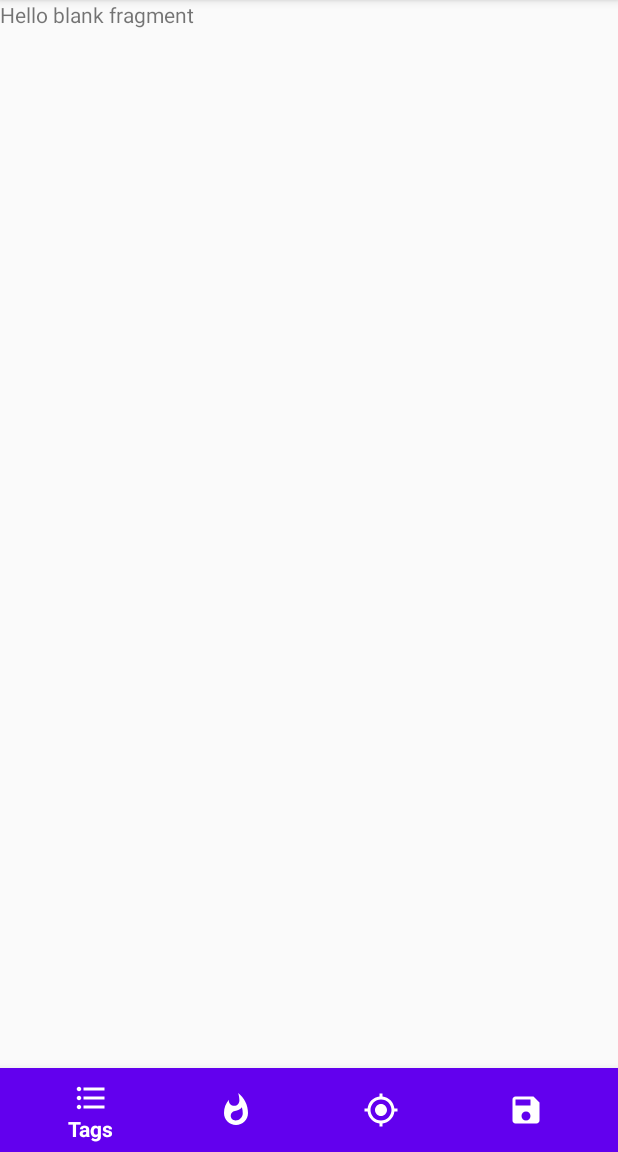
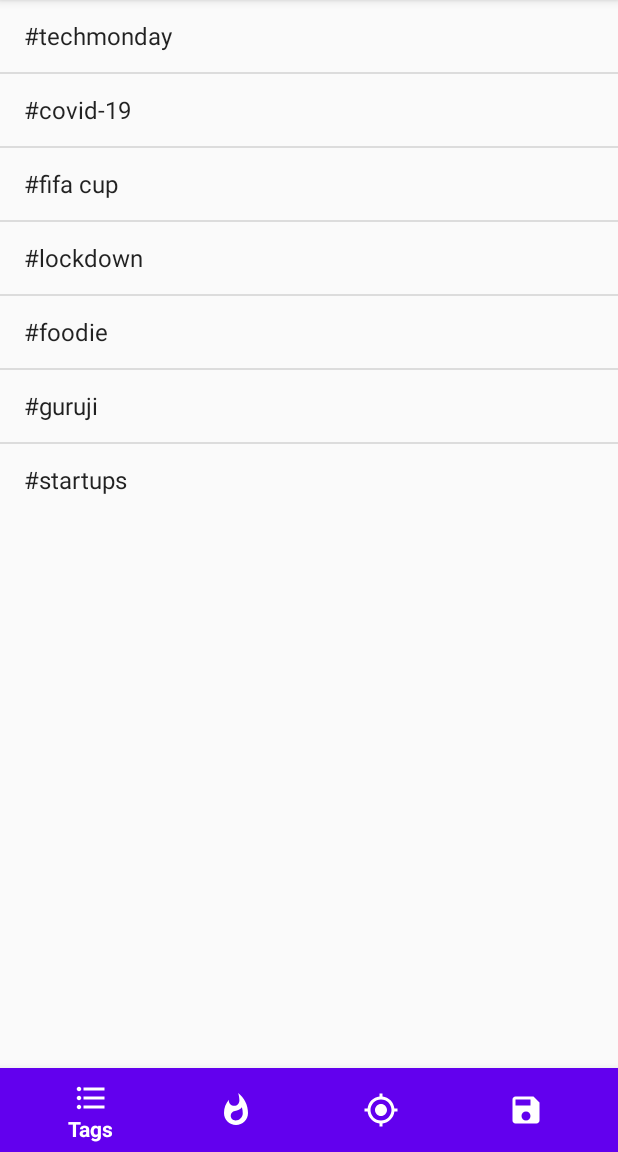
Before and after one commit to rhythmgupta16/Hello-Ji, an Android app: the fragment TrendingFragment placed in its activity, on a phone screen of 412 x 824 dp, the part 84-1236 px from its top. Run offline under Robolectric (Android 15) with nearby library versions, the phone set to English and light mode, and no system bars; 1 statement that could not run was skipped.

Commit message:
List View trending done

```diff
--- a/app/src/main/java/com/example/helloji/TrendingFragment.java
+++ b/app/src/main/java/com/example/helloji/TrendingFragment.java
@@ -3,10 +3,14 @@
 import android.os.Bundle;
 
 import androidx.fragment.app.Fragment;
+import androidx.fragment.app.ListFragment;
 
 import android.view.LayoutInflater;
 import android.view.View;
 import android.view.ViewGroup;
+import android.widget.AdapterView;
+import android.widget.ArrayAdapter;
+import android.widget.Toast;
 
 
 /**
@@ -14,7 +18,7 @@
  * Use the {@link TrendingFragment#newInstance} factory method to
  * create an instance of this fragment.
  */
-public class TrendingFragment extends Fragment {
+public class TrendingFragment extends ListFragment implements AdapterView.OnItemClickListener {
     // TODO: Rename parameter arguments, choose names that match
     // the fragment initialization parameters, e.g. ARG_ITEM_NUMBER
     private static final String ARG_PARAM1 = "param1";
@@ -56,9 +60,24 @@
     }
 
     @Override
+    public void onActivityCreated(Bundle savedInstanceState) {
+        super.onActivityCreated(savedInstanceState);
+        ArrayAdapter<CharSequence> adapter = ArrayAdapter.createFromResource(getActivity(), R.array.Tags, android.R.layout.simple_list_item_1);
+        setListAdapter(adapter);
+        getListView().setOnItemClickListener(this);
+    }
+
+    @Override
     public View onCreateView(LayoutInflater inflater, ViewGroup container,
                              Bundle savedInstanceState) {
         // Inflate the layout for this fragment
         return inflater.inflate(R.layout.fragment_trending, container, false);
     }
+
+    @Override
+    public void onItemClick(AdapterView<?> parent, View view, int position, long id) {
+        String[] mess = getResources().getStringArray(R.array.Tags);
+        Toast.makeText(getActivity(), "People Nearby: " + (15 - position), Toast.LENGTH_SHORT).show();
+
+    }
 }
--- a/app/src/main/res/layout/fragment_trending.xml
+++ b/app/src/main/res/layout/fragment_trending.xml
@@ -1,14 +1,17 @@
 <?xml version="1.0" encoding="utf-8"?>
-<FrameLayout xmlns:android="http://schemas.android.com/apk/res/android"
-    xmlns:tools="http://schemas.android.com/tools"
+<LinearLayout
+    xmlns:android="http://schemas.android.com/apk/res/android"
     android:layout_width="match_parent"
     android:layout_height="match_parent"
-    tools:context=".TrendingFragment">
-
-    <!-- TODO: Update blank fragment layout -->
+    android:orientation="vertical" >
+    <ListView
+        android:id="@android:id/list"
+        android:layout_width="match_parent"
+        android:layout_height="wrap_content" >
+    </ListView>
     <TextView
+        android:id="@android:id/empty"
         android:layout_width="match_parent"
-        android:layout_height="match_parent"
-        android:text="@string/hello_blank_fragment" />
-
-</FrameLayout>
+        android:layout_height="wrap_content" >
+    </TextView>
+</LinearLayout>
--- a/app/src/main/res/values/strings.xml
+++ b/app/src/main/res/values/strings.xml
@@ -5,4 +5,15 @@
 
     <!-- TODO: Remove or change this placeholder text -->
     <string name="hello_blank_fragment">Hello blank fragment</string>
+
+    <string-array name="Tags">
+        <item>#techmonday</item>
+        <item>#covid-19</item>
+        <item>#fifa cup</item>
+        <item>#lockdown</item>
+        <item>#foodie</item>
+        <item>#guruji</item>
+        <item>#startups</item>
+    </string-array>
+
 </resources>
```
Also changed, not shown: 1 other file.
